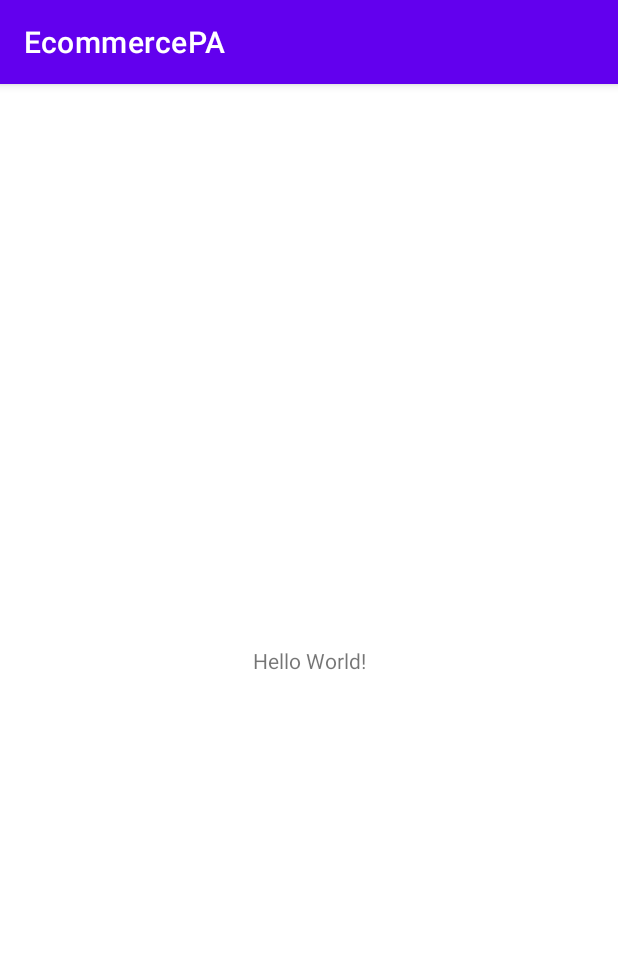
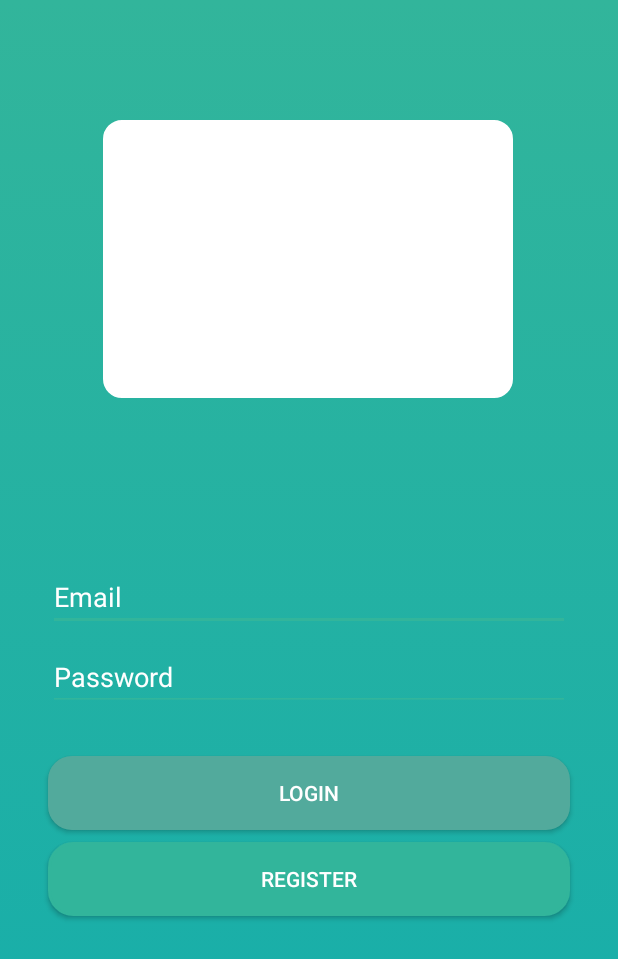
Before and after one commit to E-commerceUTEQ/E-commerce, an Android app: the screen it shows after launch (MainActivity), on a phone screen of 412 x 824 dp. Shown: the top 959 px of the screen. Run offline under Robolectric (Android 15) with nearby library versions, the phone set to English and light mode, and no system bars.

Commit message:
login
login

```diff
--- a/app/build.gradle
+++ b/app/build.gradle
@@ -4,10 +4,10 @@ plugins {
 
 android {
     compileSdkVersion 30
-    buildToolsVersion '30.0.2'
+    buildToolsVersion "30.0.3"
 
     defaultConfig {
-        applicationId "com.example.ecommercepa"
+        applicationId "com.example.pa_ad"
         minSdkVersion 21
         targetSdkVersion 30
         versionCode 1
@@ -29,11 +29,33 @@ android {
 }
 
 dependencies {
+    implementation 'androidx.legacy:legacy-support-v4:1.0.0'
+    def nav_version = "2.3.5"
+    implementation fileTree(dir: 'libs', include: ['*.jar'])
+    implementation 'androidx.appcompat:appcompat:1.3.0'
+    implementation 'com.google.android.material:material:1.3.0'
+    implementation 'androidx.constraintlayout:constraintlayout:1.1.3'
+    testImplementation 'junit:junit:4.+'
+    androidTestImplementation 'androidx.test.ext:junit:1.1.2'
+    androidTestImplementation 'androidx.test.espresso:espresso-core:3.3.0'
+    implementation 'com.squareup.retrofit2:retrofit:2.6.2'
+    implementation 'com.squareup.retrofit2:converter-gson:2.6.2'
+    implementation 'com.github.bumptech.glide:glide:4.11.0'
+    implementation 'com.android.volley:volley:1.1.1'
+    implementation 'com.github.PhilJay:MPAndroidChart:v3.1.0-alpha'
+    //nuevas librerías
+    implementation 'androidx.recyclerview:recyclerview:1.1.0'
+    implementation 'androidx.cardview:cardview:1.0.0'
+    //Material Design
+    implementation "com.google.android.material:material:1.2.0-alpha02"
 
-    implementation 'androidx.appcompat:appcompat:1.3.1'
-    implementation 'com.google.android.material:material:1.4.0'
-    implementation 'androidx.constraintlayout:constraintlayout:2.1.0'
-    testImplementation 'junit:junit:4.+'
-    androidTestImplementation 'androidx.test.ext:junit:1.1.3'
-    androidTestImplementation 'androidx.test.espresso:espresso-core:3.4.0'
+    // Rounded Image View
+    implementation 'com.makeramen:roundedimageview:2.3.0'
+
+    // Navigation Component
+    // Java language implementation
+    implementation "androidx.navigation:navigation-fragment:$nav_version"
+    implementation "androidx.navigation:navigation-ui:$nav_version"
+
+
 }
--- a/app/src/main/AndroidManifest.xml
+++ b/app/src/main/AndroidManifest.xml
@@ -8,8 +8,9 @@
         android:label="@string/app_name"
         android:roundIcon="@mipmap/ic_launcher_round"
         android:supportsRtl="true"
-        android:theme="@style/Theme.EcommercePA">
-        <activity android:name=".MainActivity">
+        android:usesCleartextTraffic="true"
+        android:theme="@style/Theme.AppCompat.Light.NoActionBar">
+        <activity android:name=".activitys.MainActivity">
             <intent-filter>
                 <action android:name="android.intent.action.MAIN" />
 
--- a/app/src/main/java/com/example/ecommercepa/MainActivity.java
+++ b/app/src/main/java/com/example/ecommercepa/activitys/MainActivity.java
@@ -1,8 +1,10 @@
-package com.example.ecommercepa;
+package com.example.ecommercepa.activitys;
 
 import androidx.appcompat.app.AppCompatActivity;
 
 import android.os.Bundle;
+
+import com.example.ecommercepa.R;
 
 public class MainActivity extends AppCompatActivity {
 
--- /dev/null
+++ b/app/src/main/res/drawable/button_rounded.xml
@@ -0,0 +1,5 @@
+<?xml version="1.0" encoding="utf-8"?>
+<shape xmlns:android="http://schemas.android.com/apk/res/android">
+    <corners android:radius="16dp" />
+    <solid android:color="#52AA9C"/>
+</shape>
--- /dev/null
+++ b/app/src/main/res/drawable/button_rounded_border.xml
@@ -0,0 +1,8 @@
+<?xml version="1.0" encoding="utf-8"?>
+<shape xmlns:android="http://schemas.android.com/apk/res/android">
+    <corners android:radius="16dp" />
+    <solid android:color="#32B59B"/>
+    <stroke
+           android:width="2dp"
+           android:color="#32B59B"/>
+</shape>
--- /dev/null
+++ b/app/src/main/res/drawable/gradient_background.xml
@@ -0,0 +1,14 @@
+<?xml version="1.0" encoding="utf-8"?>
+<selector xmlns:android="http://schemas.android.com/apk/res/android">
+
+    <item>
+        <shape>
+            <gradient
+                android:angle="90"
+                android:startColor="#13adac"
+                android:endColor="#32b59b"
+                android:type="linear"/>
+        </shape>
+    </item>
+
+</selector>
--- /dev/null
+++ b/app/src/main/res/drawable/round_logo.xml
@@ -0,0 +1,16 @@
+<shape xmlns:android="http://schemas.android.com/apk/res/android"
+    android:shape="rectangle">
+    //color de fondo
+    <solid android:color="#ffffff"/>
+
+    //color de borde
+    <stroke android:width="1dp"
+        android:color="#ffffff"></stroke>
+    //espacio entre texto y borde
+    <padding android:left="1dp"
+        android:top="1dp"
+        android:right="1dp"
+        android:bottom="1dp"></padding>
+    //redondeado de borde
+    <corners android:radius="12dp"></corners>
+</shape>
--- a/app/src/main/res/layout/activity_main.xml
+++ b/app/src/main/res/layout/activity_main.xml
@@ -4,15 +4,87 @@
     xmlns:tools="http://schemas.android.com/tools"
     android:layout_width="match_parent"
     android:layout_height="match_parent"
-    tools:context=".MainActivity">
+    android:background="@drawable/gradient_background"
+    tools:context=".activitys.MainActivity">
 
-    <TextView
-        android:layout_width="wrap_content"
+    <EditText
+        android:id="@+id/edittextuser"
+        android:layout_width="match_parent"
         android:layout_height="wrap_content"
-        android:text="Hello World!"
-        app:layout_constraintBottom_toBottomOf="parent"
-        app:layout_constraintLeft_toLeftOf="parent"
-        app:layout_constraintRight_toRightOf="parent"
-        app:layout_constraintTop_toTopOf="parent" />
+        android:layout_marginStart="32dp"
+        android:layout_marginTop="110dp"
+        android:layout_marginEnd="32dp"
+        android:backgroundTint="@color/colorPrimary"
+        android:ems="10"
+        android:hint="@string/email"
+        android:inputType="textPersonName"
+        android:textColor="#FFFFFF"
+        android:textColorHint="#FFFFFF"
+        app:layout_constraintEnd_toEndOf="parent"
+        app:layout_constraintStart_toStartOf="parent"
+        app:layout_constraintTop_toBottomOf="@+id/imageView4" />
+
+    <EditText
+        android:id="@+id/edittexpassword"
+        android:layout_width="match_parent"
+        android:layout_height="wrap_content"
+        android:layout_marginStart="32dp"
+        android:layout_marginTop="8dp"
+        android:layout_marginEnd="32dp"
+        android:backgroundTint="@color/colorPrimary"
+        android:ems="10"
+        android:hint="@string/password"
+        android:inputType="textPassword"
+        android:textColor="#FFFFFF"
+        android:textColorHint="#FFFFFF"
+        app:layout_constraintEnd_toEndOf="parent"
+        app:layout_constraintStart_toStartOf="parent"
+        app:layout_constraintTop_toBottomOf="@+id/edittextuser" />
+
+    <Button
+        android:id="@+id/btnLogin"
+        android:layout_width="match_parent"
+        android:layout_height="49dp"
+        android:layout_marginStart="32dp"
+        android:layout_marginTop="30dp"
+        android:layout_marginEnd="32dp"
+        android:background="@drawable/button_rounded"
+        android:text="LOGIN"
+        android:textColor="@color/colorWhite"
+        app:layout_constraintEnd_toEndOf="parent"
+        app:layout_constraintStart_toStartOf="parent"
+        app:layout_constraintTop_toBottomOf="@+id/edittexpassword" />
+
+    <Button
+        android:id="@+id/btnRegister"
+        android:layout_width="match_parent"
+        android:layout_height="49dp"
+        android:layout_marginStart="32dp"
+        android:layout_marginTop="8dp"
+        android:layout_marginEnd="32dp"
+        android:background="@drawable/button_rounded_border"
+        android:text="REGISTER"
+        android:textColor="@color/colorWhite"
+        app:layout_constraintEnd_toEndOf="parent"
+        app:layout_constraintHorizontal_bias="0.0"
+        app:layout_constraintStart_toStartOf="parent"
+        app:layout_constraintTop_toBottomOf="@+id/btnLogin" />
+
+    <ImageView
+        android:id="@+id/imageView4"
+        android:layout_width="273dp"
+        android:layout_height="185dp"
+        android:layout_marginStart="8dp"
+        android:layout_marginTop="80dp"
+        android:layout_marginEnd="8dp"
+        android:layout_marginBottom="8dp"
+        android:background="@drawable/round_logo"
+        app:layout_constraintBottom_toTopOf="@+id/edittextuser"
+        app:layout_constraintEnd_toEndOf="parent"
+        app:layout_constraintHorizontal_bias="0.497"
+        app:layout_constraintStart_toStartOf="parent"
+        app:layout_constraintTop_toTopOf="parent"/>
+      <!--  app:srcCompat="@mipmap/logopa" -->
+
 
 </androidx.constraintlayout.widget.ConstraintLayout>
--- a/app/src/main/res/values/colors.xml
+++ b/app/src/main/res/values/colors.xml
@@ -7,4 +7,10 @@
     <color name="teal_700">#FF018786</color>
     <color name="black">#FF000000</color>
     <color name="white">#FFFFFFFF</color>
+    <color name="colorPrimary">#32B59B</color>
+    <color name="colorPrimaryDark">#008837</color>
+    <color name="colorAccent">#FF5252</color>
+    <color name="colorPrimaryText">#212121</color>
+    <color name="colorWhite">#FFFFFF</color>
+    <color name="colorGreen">#32CD32</color>
 </resources>
--- a/app/src/main/res/values/strings.xml
+++ b/app/src/main/res/values/strings.xml
@@ -1,3 +1,5 @@
 <resources>
     <string name="app_name">EcommercePA</string>
+    <string name="email">Email</string>
+    <string name="password">Password</string>
 </resources>
--- a/build.gradle
+++ b/build.gradle
@@ -17,6 +17,7 @@ allprojects {
         google()
         mavenCentral()
         jcenter() // Warning: this repository is going to shut down soon
+        maven { url 'https://jitpack.io' }
     }
 }
 
```
